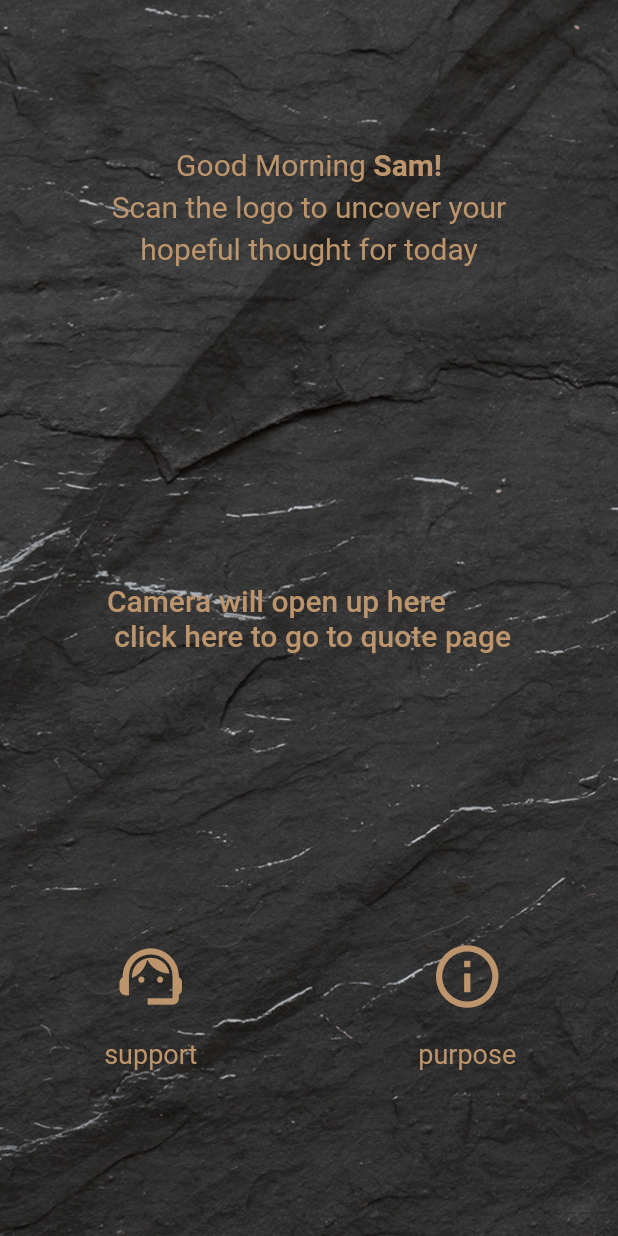
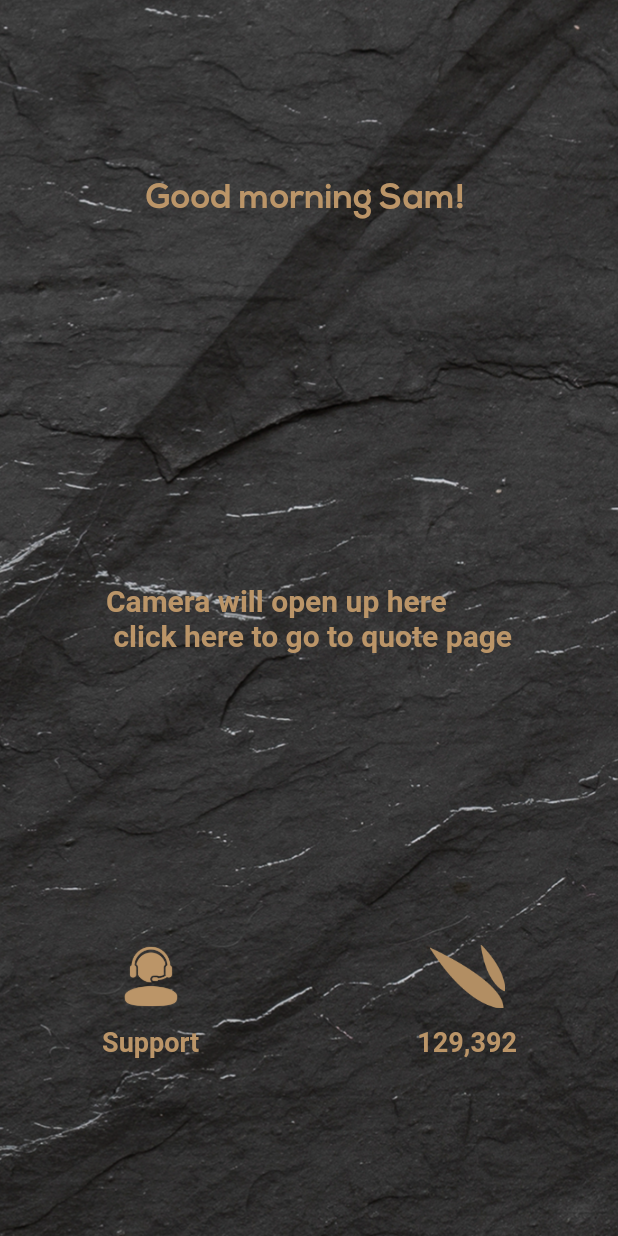
Before and after one commit to arslanasif361/hopeful, a Flutter app: the ScanScreen screen opened directly, on a phone screen of 412 x 824 dp. Run offline on Flutter 3.47's test engine with Material 2 defaults, Android fonts, the phone set to English and light mode, and no system bars; Roboto replaces fonts that are missing (Nexa Bold).

Commit message:
changes by ali

```diff
--- a/lib/Components/button_with_label.dart
+++ b/lib/Components/button_with_label.dart
@@ -1,4 +1,5 @@
 import 'package:flutter/material.dart';
+import 'package:hopeful/constants.dart';
 
 class ButtonWithLabel extends StatelessWidget {
   final label;
@@ -19,8 +20,9 @@ class ButtonWithLabel extends StatelessWidget {
           child: Text(
             '$label',
             style: TextStyle(
+              fontSize: 16,
                 letterSpacing: 1.0,
-                color: Color(0XFFbd956c),
+                color: kMainColor,
                 fontWeight: FontWeight.w900),
           ),
         ),
--- a/lib/Components/textfield_with_label.dart
+++ b/lib/Components/textfield_with_label.dart
@@ -20,10 +20,12 @@ class TextfieldWithLabel extends StatelessWidget {
           padding: EdgeInsets.symmetric(
               horizontal: horizontalPadding, vertical: 8.0),
           child: TextField(
+            style: TextStyle(color: Colors.black,),
             maxLines: maxLines,
             decoration: InputDecoration(
               hintText: '$hintText',
               hintStyle: TextStyle(fontSize: 16),
+
               focusedBorder: OutlineInputBorder(
                 borderSide: BorderSide(color: Colors.black, width: 3.0),
                 borderRadius: BorderRadius.circular(8),
--- a/lib/main.dart
+++ b/lib/main.dart
@@ -1,6 +1,9 @@
 import 'package:flutter/material.dart';
 import 'package:hopeful/screens/splash_screen.dart';
 import 'package:hopeful/screens/login_screen.dart';
+import 'package:hopeful/screens/support_screen.dart';
+
+import 'screens/scan_screen.dart';
 
 void main() {
   runApp(MyApp());
@@ -10,7 +13,8 @@ class MyApp extends StatelessWidget {
   @override
   Widget build(BuildContext context) {
     return MaterialApp(
-      home: Login(),
+      home: SupportScreen(),
+      theme: ThemeData(fontFamily: "Nexa Bold"),
     );
   }
 }
--- a/lib/screens/scan_screen.dart
+++ b/lib/screens/scan_screen.dart
@@ -2,6 +2,11 @@ import 'package:flutter/material.dart';
 import 'package:hopeful/screens/purpose_Screen.dart';
 import 'package:hopeful/screens/support_screen.dart';
 import 'package:hopeful/screens/quote_screen.dart';
+
+import '../constants.dart';
+import '../constants.dart';
+import '../constants.dart';
+import '../constants.dart';
 
 class ScanScreen extends StatelessWidget {
   @override
@@ -31,35 +36,22 @@ class ScanScreen extends StatelessWidget {
                           mainAxisAlignment: MainAxisAlignment.center,
                           children: [
                             Text(
-                              'Good Morning ',
+                              'Good morning Sam! ',
                               style: TextStyle(
-                                  color: Color(0XFFbd956c), fontSize: 20.0),
-                            ),
-                            Text(
-                              'Sam!',
-                              style: TextStyle(
-                                  color: Color(0XFFbd956c),
-                                  fontSize: 20.0,
-                                  fontWeight: FontWeight.bold),
+                                  color: kMainColor, fontSize: 23.0,fontWeight: FontWeight.w600,
+                                  fontFamily: "Nexa",
+                              ),
                             ),
                           ],
                         ),
                         SizedBox(
                           height: 5.0,
                         ),
-                        Text(
-                          'Scan the logo to uncover your',
-                          style: TextStyle(
-                              color: Color(0XFFbd956c), fontSize: 20.0),
-                        ),
+
                         SizedBox(
                           height: 5.0,
                         ),
-                        Text(
-                          'hopeful thought for today',
-                          style: TextStyle(
-                              color: Color(0XFFbd956c), fontSize: 20.0),
-                        ),
+
                       ],
                     ),
                   ),
@@ -79,7 +71,8 @@ class ScanScreen extends StatelessWidget {
                         child: Text(
                           'Camera will open up here\n click here to go to quote page',
                           style: TextStyle(
-                              color: Color(0XFFbd956c), fontSize: 20.0),
+                              color: kMainColor, fontSize: 20.0,
+                          fontWeight: FontWeight.w600),
                         ),
                       ),
                     ),
@@ -100,20 +93,19 @@ class ScanScreen extends StatelessWidget {
                                 MaterialPageRoute(
                                     builder: (context) => SupportScreen()));
                           },
-                          child: Icon(
-                            Icons.support_agent_outlined,
-                            color: Color(0XFFbd956c),
-                            size: 50.0,
-                          ),
+                          child:Image.asset("images/icons/Support.png",
+                          height: 50,
+                          width: 50,)
                         ),
-                        SizedBox(
-                          height: 8.0,
-                        ),
+                        // SizedBox(
+                        //   height: 2.0,
+                        // ),
                         Text(
-                          'support',
+                          'Support',
                           style: TextStyle(
                             fontSize: 18.0,
-                            color: Color(0XFFbd956c),
+                            color: kMainColor,
+                            fontWeight: FontWeight.w600
                           ),
                         )
                       ],
@@ -131,20 +123,17 @@ class ScanScreen extends StatelessWidget {
                                 MaterialPageRoute(
                                     builder: (context) => PurposeScreen()));
                           },
-                          child: Icon(
-                            Icons.info_outlined,
-                            color: Color(0XFFbd956c),
-                            size: 50.0,
-                          ),
+                          child: Image.asset("images/icons/Leaves Brown.png",height: 50,width: 50,)
                         ),
-                        SizedBox(
-                          height: 8.0,
-                        ),
+                        // SizedBox(
+                        //   height: 8.0,
+                        // ),
                         Text(
-                          'purpose',
+                          '129,392',
                           style: TextStyle(
                             fontSize: 18.0,
-                            color: Color(0XFFbd956c),
+                            color: kMainColor,
+                              fontWeight: FontWeight.w600
                           ),
                         )
                       ],
--- a/pubspec.yaml
+++ b/pubspec.yaml
@@ -56,6 +56,7 @@ flutter:
   # To add assets to your application, add an assets section, like this:
   assets:
     - images/
+    - images/icons/
 
 
   # An image asset can refer to one or more resolution-specific "variants", see
```
Also changed, not shown: lib/screens/submission_screen.dart (+12 -18 lines), lib/screens/support_screen.dart (+19 -13 lines).
